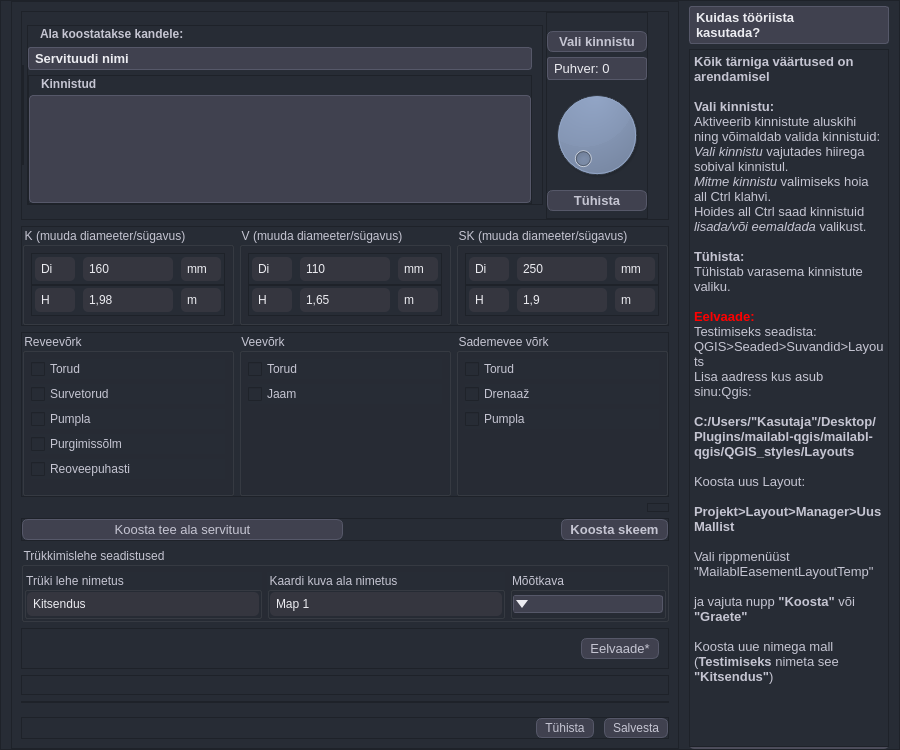
First picture: the form in mailabl-qgis/Functions/Easements/widgets/Servituut.ui, repository TuloliKalver/mailabl-qgis, before the edit.
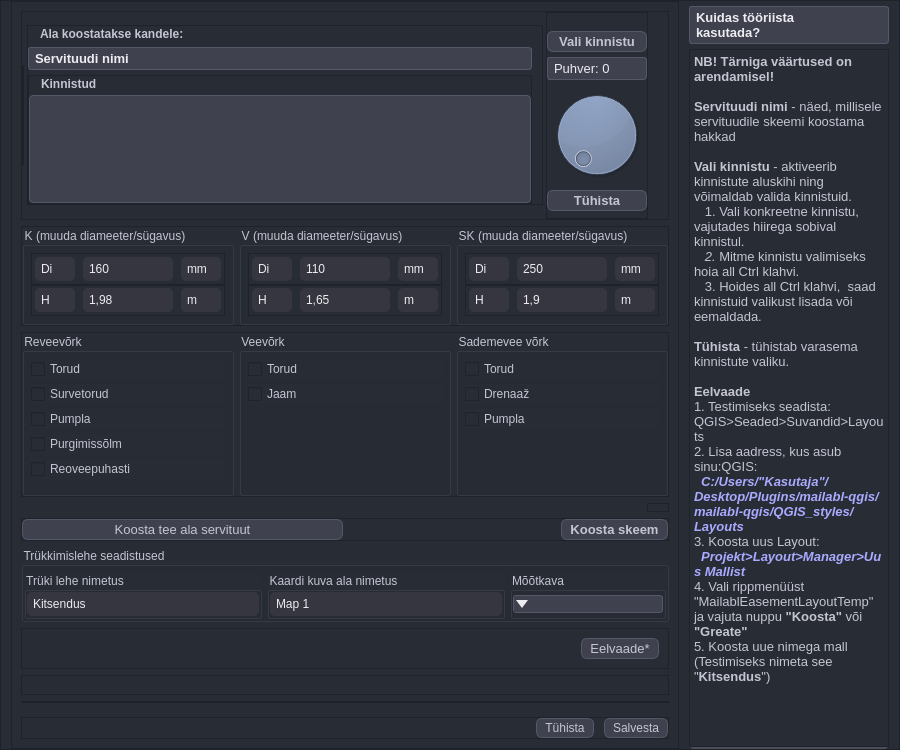
Second picture: the form after the edit. Icons and pictures are not drawn.

Commit message: Servituudi juhendi täiendamine

The edit to the form file:
```diff
--- a/mailabl-qgis/Functions/Easements/widgets/Servituut.ui
+++ b/mailabl-qgis/Functions/Easements/widgets/Servituut.ui
@@ -1950,27 +1950,24 @@
 &lt;html&gt;&lt;head&gt;&lt;meta name=&quot;qrichtext&quot; content=&quot;1&quot; /&gt;&lt;style type=&quot;text/css&quot;&gt;
 p, li { white-space: pre-wrap; }
 &lt;/style&gt;&lt;/head&gt;&lt;body style=&quot; font-family:'MS Shell Dlg 2'; font-size:10pt; font-weight:400; font-style:normal;&quot;&gt;
-&lt;p style=&quot; margin-top:0px; margin-bottom:0px; margin-left:0px; margin-right:0px; -qt-block-indent:0; text-indent:0px;&quot;&gt;&lt;span style=&quot; font-weight:600;&quot;&gt;Kõik tärniga väärtused on arendamisel&lt;/span&gt;&lt;/p&gt;
+&lt;p style=&quot; margin-top:0px; margin-bottom:0px; margin-left:0px; margin-right:0px; -qt-block-indent:0; text-indent:0px;&quot;&gt;&lt;span style=&quot; font-weight:600;&quot;&gt;NB! Tärniga väärtused on arendamisel!&lt;/span&gt;&lt;/p&gt;
 &lt;p style=&quot;-qt-paragraph-type:empty; margin-top:0px; margin-bottom:0px; margin-left:0px; margin-right:0px; -qt-block-indent:0; text-indent:0px; font-weight:600;&quot;&gt;&lt;br /&gt;&lt;/p&gt;
-&lt;p style=&quot; margin-top:0px; margin-bottom:0px; margin-left:0px; margin-right:0px; -qt-block-indent:0; text-indent:0px;&quot;&gt;&lt;span style=&quot; font-weight:600;&quot;&gt;Vali kinnistu:&lt;/span&gt;&lt;/p&gt;
-&lt;p style=&quot; margin-top:0px; margin-bottom:0px; margin-left:0px; margin-right:0px; -qt-block-indent:0; text-indent:0px;&quot;&gt;Aktiveerib kinnistute aluskihi ning võimaldab valida kinnistuid:&lt;/p&gt;
-&lt;p style=&quot; margin-top:0px; margin-bottom:0px; margin-left:0px; margin-right:0px; -qt-block-indent:0; text-indent:0px;&quot;&gt;&lt;span style=&quot; font-style:italic;&quot;&gt;Vali kinnistu&lt;/span&gt; vajutades hiirega sobival kinnistul. &lt;/p&gt;
-&lt;p style=&quot; margin-top:0px; margin-bottom:0px; margin-left:0px; margin-right:0px; -qt-block-indent:0; text-indent:0px;&quot;&gt;&lt;span style=&quot; font-style:italic;&quot;&gt;Mitme kinnistu&lt;/span&gt; valimiseks hoia all Ctrl klahvi.&lt;/p&gt;
-&lt;p style=&quot; margin-top:0px; margin-bottom:0px; margin-left:0px; margin-right:0px; -qt-block-indent:0; text-indent:0px;&quot;&gt;Hoides all Ctrl saad kinnistuid&lt;span style=&quot; font-style:italic;&quot;&gt; lisada/või eemaldada&lt;/span&gt; valikust.&lt;/p&gt;
+&lt;p style=&quot; margin-top:0px; margin-bottom:0px; margin-left:0px; margin-right:0px; -qt-block-indent:0; text-indent:0px;&quot;&gt;&lt;span style=&quot; font-weight:600;&quot;&gt;Servituudi nimi &lt;/span&gt;- näed, millisele servituudile skeemi koostama hakkad &lt;/p&gt;
 &lt;p style=&quot;-qt-paragraph-type:empty; margin-top:0px; margin-bottom:0px; margin-left:0px; margin-right:0px; -qt-block-indent:0; text-indent:0px;&quot;&gt;&lt;br /&gt;&lt;/p&gt;
-&lt;p style=&quot; margin-top:0px; margin-bottom:0px; margin-left:0px; margin-right:0px; -qt-block-indent:0; text-indent:0px;&quot;&gt;&lt;span style=&quot; font-weight:600;&quot;&gt;Tühista:&lt;/span&gt;&lt;/p&gt;
-&lt;p style=&quot; margin-top:0px; margin-bottom:0px; margin-left:0px; margin-right:0px; -qt-block-indent:0; text-indent:0px;&quot;&gt;Tühistab varasema kinnistute valiku.&lt;/p&gt;
+&lt;p style=&quot; margin-top:0px; margin-bottom:0px; margin-left:0px; margin-right:0px; -qt-block-indent:0; text-indent:0px;&quot;&gt;&lt;span style=&quot; font-weight:600;&quot;&gt;Vali kinnistu&lt;/span&gt; - aktiveerib kinnistute aluskihi ning võimaldab valida kinnistuid.&lt;/p&gt;
+&lt;p style=&quot; margin-top:0px; margin-bottom:0px; margin-left:0px; margin-right:0px; -qt-block-indent:0; text-indent:0px;&quot;&gt;   1. Vali konkreetne kinnistu, vajutades hiirega sobival kinnistul. &lt;/p&gt;
+&lt;p style=&quot; margin-top:0px; margin-bottom:0px; margin-left:0px; margin-right:0px; -qt-block-indent:0; text-indent:0px;&quot;&gt;&lt;span style=&quot; font-style:italic;&quot;&gt;   2. &lt;/span&gt;Mitme kinnistu valimiseks hoia all Ctrl klahvi.&lt;/p&gt;
+&lt;p style=&quot; margin-top:0px; margin-bottom:0px; margin-left:0px; margin-right:0px; -qt-block-indent:0; text-indent:0px;&quot;&gt;   3. Hoides all Ctrl klahvi,  saad kinnistuid valikust lisada või eemaldada.&lt;/p&gt;
 &lt;p style=&quot;-qt-paragraph-type:empty; margin-top:0px; margin-bottom:0px; margin-left:0px; margin-right:0px; -qt-block-indent:0; text-indent:0px;&quot;&gt;&lt;br /&gt;&lt;/p&gt;
-&lt;p style=&quot; margin-top:0px; margin-bottom:0px; margin-left:0px; margin-right:0px; -qt-block-indent:0; text-indent:0px;&quot;&gt;&lt;span style=&quot; font-weight:600; color:#ff0000;&quot;&gt;Eelvaade:&lt;/span&gt;&lt;br /&gt;Testimiseks seadista: QGIS&amp;gt;Seaded&amp;gt;Suvandid&amp;gt;Layouts&lt;/p&gt;
-&lt;p style=&quot; margin-top:0px; margin-bottom:0px; margin-left:0px; margin-right:0px; -qt-block-indent:0; text-indent:0px;&quot;&gt;Lisa aadress kus asub sinu:Qgis: &lt;/p&gt;
+&lt;p style=&quot; margin-top:0px; margin-bottom:0px; margin-left:0px; margin-right:0px; -qt-block-indent:0; text-indent:0px;&quot;&gt;&lt;span style=&quot; font-weight:600;&quot;&gt;Tühista &lt;/span&gt;- tühistab varasema kinnistute valiku.&lt;/p&gt;
 &lt;p style=&quot;-qt-paragraph-type:empty; margin-top:0px; margin-bottom:0px; margin-left:0px; margin-right:0px; -qt-block-indent:0; text-indent:0px;&quot;&gt;&lt;br /&gt;&lt;/p&gt;
-&lt;p style=&quot; margin-top:0px; margin-bottom:0px; margin-left:0px; margin-right:0px; -qt-block-indent:0; text-indent:0px;&quot;&gt;&lt;span style=&quot; font-weight:600;&quot;&gt;C:/Users/&amp;quot;Kasutaja&amp;quot;/Desktop/Plugins/mailabl-qgis/mailabl-qgis/QGIS_styles/Layouts&lt;/span&gt;&lt;/p&gt;
-&lt;p style=&quot;-qt-paragraph-type:empty; margin-top:0px; margin-bottom:0px; margin-left:0px; margin-right:0px; -qt-block-indent:0; text-indent:0px;&quot;&gt;&lt;br /&gt;&lt;/p&gt;
-&lt;p style=&quot; margin-top:0px; margin-bottom:0px; margin-left:0px; margin-right:0px; -qt-block-indent:0; text-indent:0px;&quot;&gt;Koosta uus Layout: &lt;/p&gt;
-&lt;p style=&quot;-qt-paragraph-type:empty; margin-top:0px; margin-bottom:0px; margin-left:0px; margin-right:0px; -qt-block-indent:0; text-indent:0px;&quot;&gt;&lt;br /&gt;&lt;/p&gt;
-&lt;p style=&quot; margin-top:0px; margin-bottom:0px; margin-left:0px; margin-right:0px; -qt-block-indent:0; text-indent:0px;&quot;&gt;&lt;span style=&quot; font-weight:600;&quot;&gt;Projekt&amp;gt;Layout&amp;gt;Manager&amp;gt;Uus Mallist&lt;/span&gt;&lt;br /&gt;&lt;/p&gt;
-&lt;p style=&quot; margin-top:0px; margin-bottom:0px; margin-left:0px; margin-right:0px; -qt-block-indent:0; text-indent:0px;&quot;&gt;Vali rippmenüüst &amp;quot;MailablEasementLayoutTemp&amp;quot;&lt;br /&gt;&lt;/p&gt;
-&lt;p style=&quot; margin-top:0px; margin-bottom:0px; margin-left:0px; margin-right:0px; -qt-block-indent:0; text-indent:0px;&quot;&gt;ja vajuta nupp &lt;span style=&quot; font-weight:600;&quot;&gt;&amp;quot;Koosta&amp;quot;&lt;/span&gt; või &lt;span style=&quot; font-weight:600;&quot;&gt;&amp;quot;Graete&amp;quot;&lt;/span&gt;&lt;br /&gt;&lt;br /&gt;Koosta uue nimega mall (&lt;span style=&quot; font-weight:600;&quot;&gt;Testimiseks&lt;/span&gt; nimeta see &lt;span style=&quot; font-weight:600;&quot;&gt;&amp;quot;Kitsendus&amp;quot;&lt;/span&gt;)&lt;/p&gt;&lt;/body&gt;&lt;/html&gt;</string>
+&lt;p style=&quot; margin-top:0px; margin-bottom:0px; margin-left:0px; margin-right:0px; -qt-block-indent:0; text-indent:0px;&quot;&gt;&lt;span style=&quot; font-weight:600;&quot;&gt;Eelvaade&lt;/span&gt;&lt;br /&gt;1. Testimiseks seadista: QGIS&amp;gt;Seaded&amp;gt;Suvandid&amp;gt;Layouts&lt;/p&gt;
+&lt;p style=&quot; margin-top:0px; margin-bottom:0px; margin-left:0px; margin-right:0px; -qt-block-indent:0; text-indent:0px;&quot;&gt;2. Lisa aadress, kus asub sinu:QGIS: &lt;/p&gt;
+&lt;p style=&quot; margin-top:0px; margin-bottom:0px; margin-left:0px; margin-right:0px; -qt-block-indent:0; text-indent:0px;&quot;&gt;&lt;span style=&quot; font-weight:600; color:#5500ff;&quot;&gt; &lt;/span&gt;&lt;span style=&quot; font-weight:600; font-style:italic; color:#aaaaff;&quot;&gt; C:/Users/&amp;quot;Kasutaja&amp;quot;/Desktop/Plugins/mailabl-qgis/mailabl-qgis/QGIS_styles/Layouts&lt;/span&gt;&lt;/p&gt;
+&lt;p style=&quot; margin-top:0px; margin-bottom:0px; margin-left:0px; margin-right:0px; -qt-block-indent:0; text-indent:0px;&quot;&gt;3. Koosta uus Layout: &lt;/p&gt;
+&lt;p style=&quot; margin-top:0px; margin-bottom:0px; margin-left:0px; margin-right:0px; -qt-block-indent:0; text-indent:0px;&quot;&gt;&lt;span style=&quot; font-weight:600; color:#aaaaff;&quot;&gt;  &lt;/span&gt;&lt;span style=&quot; font-weight:600; font-style:italic; color:#aaaaff;&quot;&gt;Projekt&amp;gt;Layout&amp;gt;Manager&amp;gt;Uus Mallist&lt;/span&gt;&lt;/p&gt;
+&lt;p style=&quot; margin-top:0px; margin-bottom:0px; margin-left:0px; margin-right:0px; -qt-block-indent:0; text-indent:0px;&quot;&gt;4. Vali rippmenüüst &amp;quot;MailablEasementLayoutTemp&amp;quot; ja vajuta nuppu &lt;span style=&quot; font-weight:600;&quot;&gt;&amp;quot;Koosta&amp;quot;&lt;/span&gt; või &lt;span style=&quot; font-weight:600;&quot;&gt;&amp;quot;Greate&amp;quot;&lt;/span&gt;&lt;/p&gt;
+&lt;p style=&quot; margin-top:0px; margin-bottom:0px; margin-left:0px; margin-right:0px; -qt-block-indent:0; text-indent:0px;&quot;&gt;5.&lt;span style=&quot; font-weight:600;&quot;&gt; &lt;/span&gt;Koosta uue nimega mall (Testimiseks nimeta see &amp;quot;&lt;span style=&quot; font-weight:600;&quot;&gt;Kitsendus&lt;/span&gt;&amp;quot;)&lt;br /&gt;&lt;br /&gt;&lt;/p&gt;&lt;/body&gt;&lt;/html&gt;</string>
            </property>
            <property name="overwriteMode">
             <bool>false</bool>
```
The commit also changes 1 other file.
